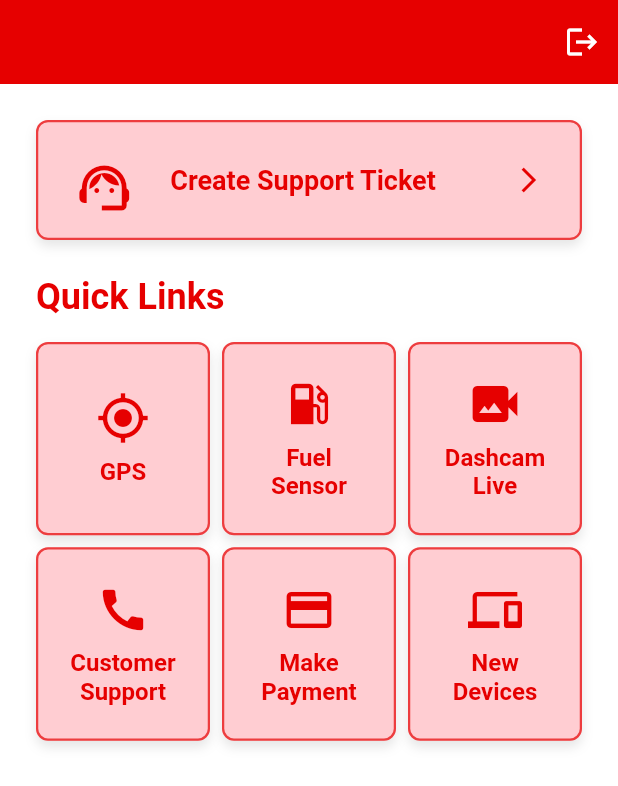
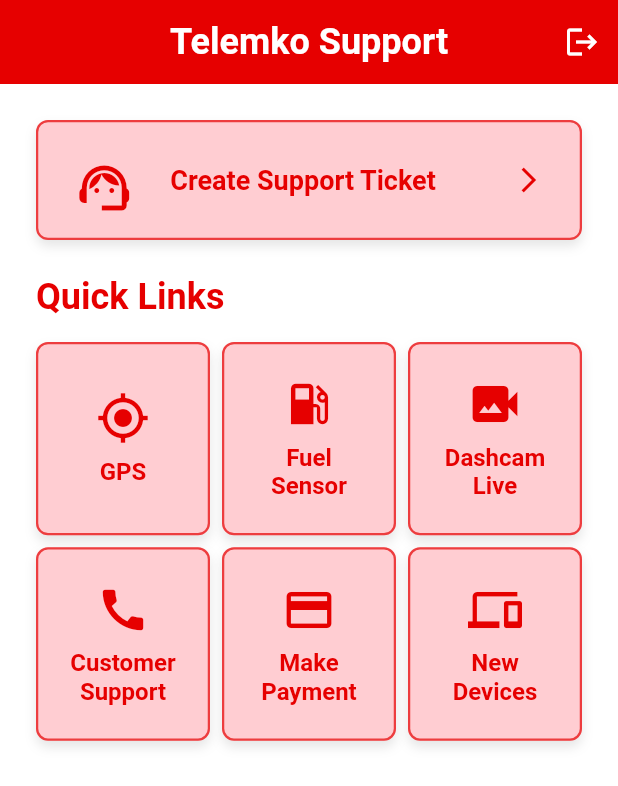
Before and after one commit to archana-acharya1/telemko_ticketing, a Flutter app: the screen it shows after launch, after a tap on "Continue as Guest", on a phone screen of 412 x 824 dp. Shown: the top 786 px of the screen. Run offline on Flutter 3.47's test engine with Material 3 defaults, Android fonts, the phone set to English and light mode, and no system bars; our stand-ins replace font_awesome_flutter, image_picker.

Commit message:
minor changes

```diff
--- a/lib/core/theme/dark_theme.dart
+++ b/lib/core/theme/dark_theme.dart
@@ -27,10 +27,11 @@
       scaffoldBackgroundColor: AppColors.darkBackground,
 
       appBarTheme: const AppBarTheme(
-        backgroundColor: Colors.black,
-        foregroundColor: AppColors.primaryRed,
+        backgroundColor: AppColors.primaryRed,
+        foregroundColor: Colors.white,
         elevation: 0,
       ),
+
 
       cardColor: AppColors.darkCard,
 
--- a/lib/core/theme/light_theme.dart
+++ b/lib/core/theme/light_theme.dart
@@ -28,7 +28,7 @@
 
       appBarTheme: const AppBarTheme(
         backgroundColor: AppColors.primaryRed,
-        foregroundColor: Colors.white ,
+        foregroundColor: Colors.white,
         elevation: 0,
       ),
 
--- a/lib/presentation/screens/dashboard/dashboard_screen.dart
+++ b/lib/presentation/screens/dashboard/dashboard_screen.dart
@@ -1,5 +1,6 @@
 import 'package:flutter/material.dart';
 import 'package:telemko_support/presentation/screens/dashboard/payment_screen.dart';
+import '../../../core/theme/app_colors.dart';
 import '../../widgets/quick_link_card.dart';
 import '../tickets/ticket_form_screen.dart';
 import '../tickets/gps_ticket_screen.dart';
@@ -18,9 +19,13 @@
   Widget build(BuildContext context) {
     return Scaffold(
       appBar: AppBar(
-          title: Text("Telemko Support", style: AppTextStyles.headline2),
+        backgroundColor: AppColors.primaryRed,
+        foregroundColor: Colors.white,
+        title: Text(
+          "Telemko Support",
+          style: AppTextStyles.headline2.copyWith(color: Colors.white),
+        ),
         centerTitle: true,
-        // backgroundColor: const Color(0xFFE53935), // same pink as cards
         actions: [
           IconButton(
             icon: const Icon(Icons.logout, color: Colors.white),
@@ -33,6 +38,7 @@
           )
         ],
       ),
+
       body: SingleChildScrollView(
         padding: const EdgeInsets.all(AppPadding.lg),
         child: Column(
```
